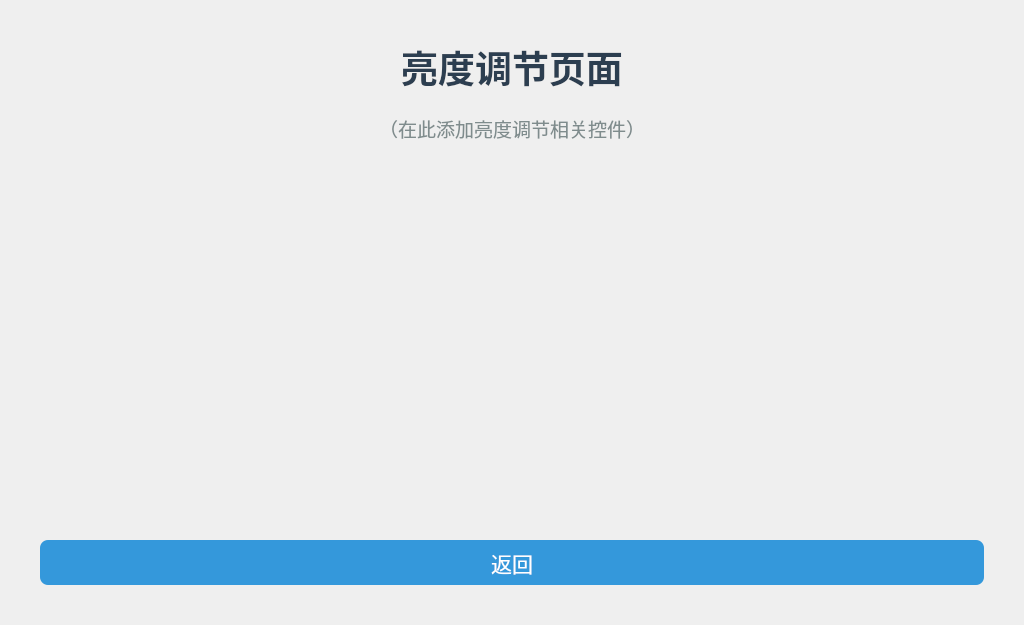
Above: ui/SunDialog.ui from zwq1270033721/my_mp157_smart_home_panel before the change. Below: the same form after it.
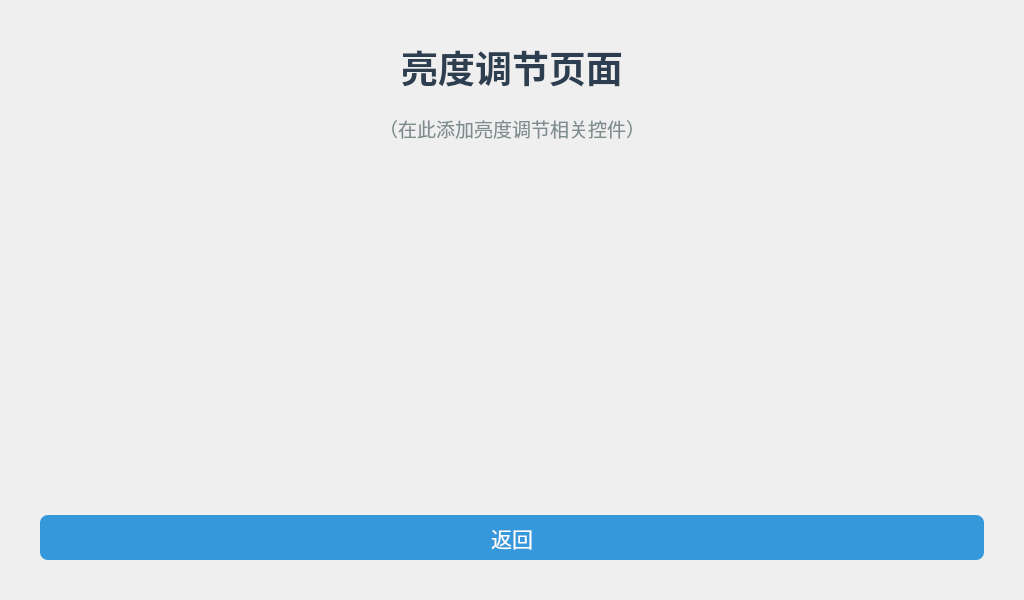
That is the form after the change.

Patch:
```diff
--- a/ui/SunDialog.ui
+++ b/ui/SunDialog.ui
@@ -7,19 +7,19 @@
     <x>0</x>
     <y>0</y>
     <width>1024</width>
-    <height>625</height>
+    <height>600</height>
    </rect>
   </property>
   <property name="minimumSize">
    <size>
     <width>1024</width>
-    <height>625</height>
+    <height>600</height>
    </size>
   </property>
   <property name="maximumSize">
    <size>
     <width>1024</width>
-    <height>625</height>
+    <height>600</height>
    </size>
   </property>
   <property name="windowTitle">
```
